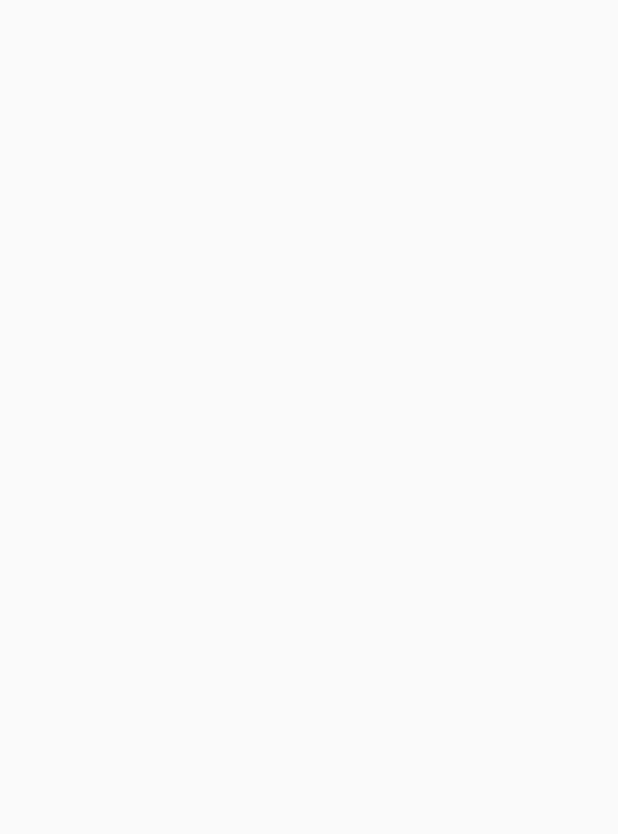
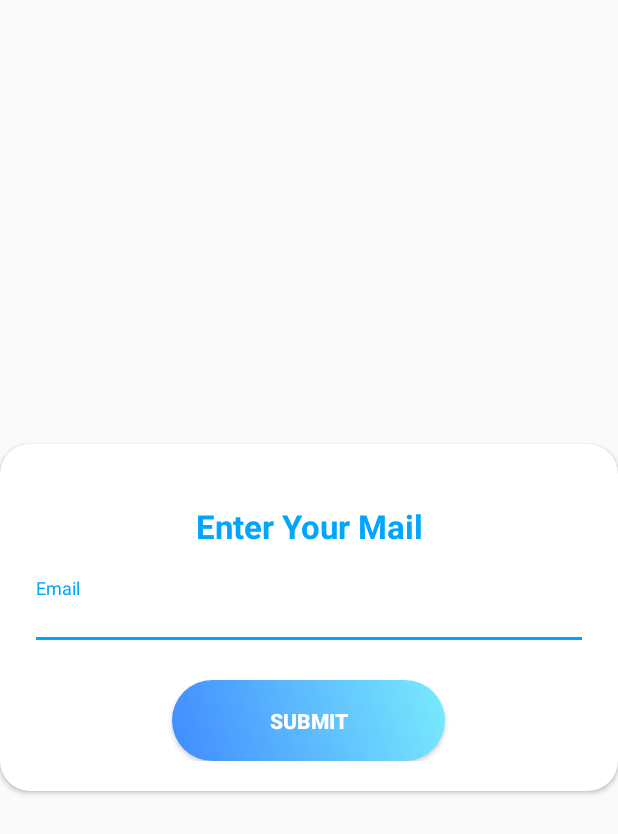
Before and after one commit to prasadthegreat799/Statusbooster, an Android app: the ForgotPasswordActivity screen opened directly, with no data from a screen before it, on a phone screen of 412 x 824 dp. Before the commit the part shown is empty. Shown: the top 834 px of the screen. Run offline under Robolectric (Android 15) with nearby library versions, the phone set to English and light mode, and no system bars; our stand-ins replace Firebase (no records; nobody signed in at launch, a user with empty details on screens opened directly).

Commit message:
"Fixed forgotpassword"

```diff
--- a/app/src/main/java/com/prasadthegreat/statusbooster/ForgotPasswordActivity.java
+++ b/app/src/main/java/com/prasadthegreat/statusbooster/ForgotPasswordActivity.java
@@ -1,22 +1,51 @@
 package com.prasadthegreat.statusbooster;
 
+import androidx.annotation.NonNull;
 import androidx.appcompat.app.AppCompatActivity;
 
+import android.content.Intent;
 import android.os.Bundle;
+import android.view.View;
+import android.widget.EditText;
+import android.widget.Toast;
 
-public class ForgotPasswordActivity extends AppCompatActivity {
+import com.google.android.gms.tasks.OnCompleteListener;
+import com.google.android.gms.tasks.Task;
+import com.google.firebase.auth.FirebaseAuth;
+
+public class ForgotPasswordActivity extends AppCompatActivity
+{
 
     @Override
-    protected void onCreate(Bundle savedInstanceState) {
+    protected void onCreate(Bundle savedInstanceState)
+    {
         super.onCreate(savedInstanceState);
         setContentView(R.layout.activity_forgot);
     }
 
+    public void submitmail(View view){
+        EditText mail=(EditText)findViewById(R.id.mailforgot);
+        String mailid=mail.getText().toString().trim();
+        FirebaseAuth.getInstance().sendPasswordResetEmail(mailid)
+                .addOnCompleteListener(new OnCompleteListener<Void>()
+                {
+                    @Override
+                    public void onComplete(@NonNull Task<Void> task)
+                    {
+                        if (task.isSuccessful())
+                        {
+                            Toast.makeText(ForgotPasswordActivity.this,"Mail Sent,Please,Check Your Mail",Toast.LENGTH_SHORT).show();
+                            startActivity(new Intent(ForgotPasswordActivity.this,LoginActivity.class));
+                        }
+                    }
+                });
+    }
+
+
     @Override
     public void onBackPressed()
     {
-        finishAffinity();
-        finish();
+        startActivity(new Intent(ForgotPasswordActivity.this,LoginActivity.class));
         super.onBackPressed();
     }
 }
--- a/app/src/main/res/layout/activity_forgot.xml
+++ b/app/src/main/res/layout/activity_forgot.xml
@@ -1,9 +1,51 @@
 <?xml version="1.0" encoding="utf-8"?>
-<androidx.constraintlayout.widget.ConstraintLayout xmlns:android="http://schemas.android.com/apk/res/android"
+<RelativeLayout xmlns:android="http://schemas.android.com/apk/res/android"
     xmlns:app="http://schemas.android.com/apk/res-auto"
     xmlns:tools="http://schemas.android.com/tools"
     android:layout_width="match_parent"
     android:layout_height="match_parent"
     tools:context=".ForgotPasswordActivity">
 
-</androidx.constraintlayout.widget.ConstraintLayout>
+    <androidx.cardview.widget.CardView
+        xmlns:android="http://schemas.android.com/apk/res/android"
+        xmlns:app="http://schemas.android.com/apk/res-auto"
+        android:layout_gravity="center"
+        android:layout_centerInParent="true"
+        android:background="@color/whiteCardColor"
+        android:layout_marginTop="@dimen/loginViewsMargin"
+        android:layout_marginBottom="@dimen/loginViewsMargin"
+        app:cardCornerRadius="@dimen/loginCardRadius"
+        style="@style/loginCard">
+        <LinearLayout
+            android:layout_gravity="center"
+            android:padding="@dimen/loginViewsMargin"
+            style="@style/linearParent">
+            <TextView
+                android:id="@+id/riddleofthedayhome"
+                android:layout_marginTop="@dimen/loginViewsMargin"
+                android:text="Enter Your Mail"
+                style="@style/headerTextPrimary" />
+
+
+            <com.google.android.material.textfield.TextInputLayout
+                android:id="@+id/textInputPassword"
+                style="@style/parent"
+                android:layout_marginTop="@dimen/loginViewsMargin">
+                <EditText
+                    android:id="@+id/mailforgot"
+                    style="@style/modifiedEditText"
+                    android:hint="@string/login_email_hint"
+                    android:maxLines="1"
+                    android:inputType="textEmailAddress"/>
+            </com.google.android.material.textfield.TextInputLayout>
+
+            <Button
+                style="@style/loginButton"
+                android:text="Submit"
+                android:onClick="submitmail"
+                android:layout_gravity="center_horizontal"
+                android:layout_marginTop="@dimen/loginViewsMargin"/>
+        </LinearLayout>
+    </androidx.cardview.widget.CardView>
+
+</RelativeLayout>
```
